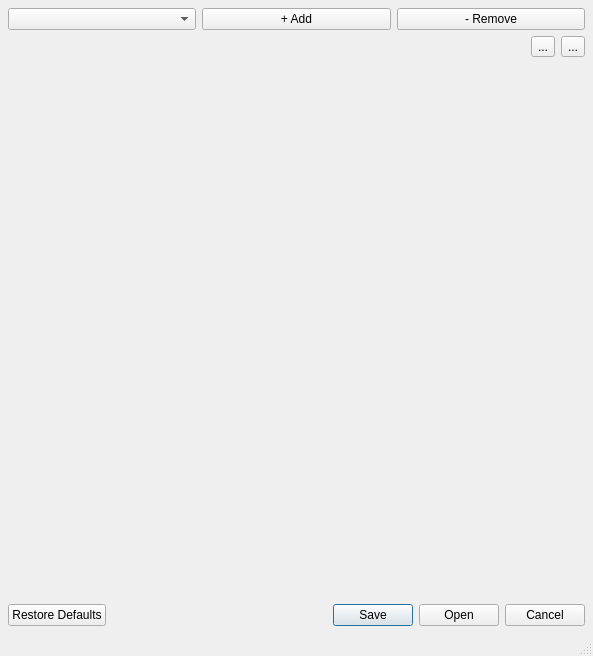
Open-MSS/MSS, file mslib/msui/ui/ui_configuration_editor_window.ui: the form before one commit.
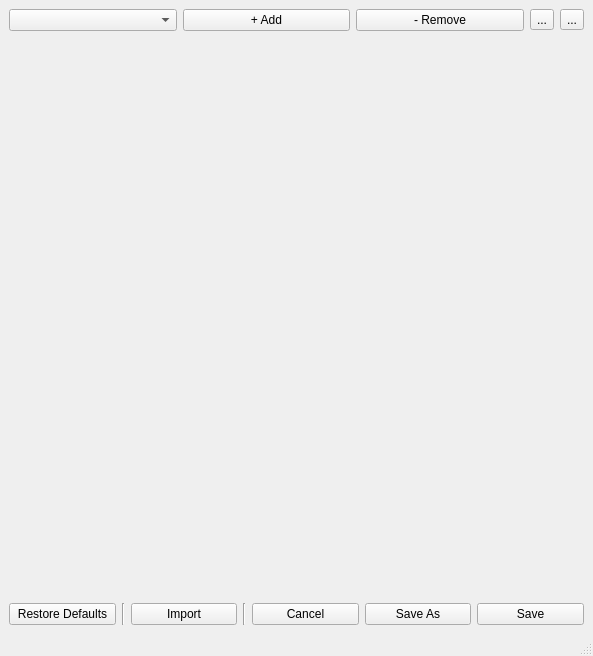
The form after the commit.

Commit message: fixed restore default bugs and added logging statements

Patch:
```diff
--- a/mslib/msui/ui/ui_configuration_editor_window.ui
+++ b/mslib/msui/ui/ui_configuration_editor_window.ui
@@ -14,21 +14,9 @@
    <string>MSS Configuration Editor</string>
   </property>
   <widget class="QWidget" name="centralwidget">
-   <layout class="QVBoxLayout" name="verticalLayout" stretch="0,0,1,0">
-    <property name="leftMargin">
-     <number>8</number>
-    </property>
-    <property name="topMargin">
-     <number>8</number>
-    </property>
-    <property name="rightMargin">
-     <number>8</number>
-    </property>
-    <property name="bottomMargin">
-     <number>8</number>
-    </property>
+   <layout class="QVBoxLayout" name="verticalLayout" stretch="0,1,0">
     <item>
-     <layout class="QHBoxLayout" name="horizontalLayout_4" stretch="0,0,0">
+     <layout class="QHBoxLayout" name="horizontalLayout_4" stretch="1,1,1,0,0">
       <item>
        <widget class="QComboBox" name="optCb"/>
       </item>
@@ -46,23 +34,6 @@
         </property>
        </widget>
       </item>
-     </layout>
-    </item>
-    <item>
-     <layout class="QHBoxLayout" name="horizontalLayout">
-      <item>
-       <spacer name="horizontalSpacer">
-        <property name="orientation">
-         <enum>Qt::Horizontal</enum>
-        </property>
-        <property name="sizeHint" stdset="0">
-         <size>
-          <width>40</width>
-          <height>20</height>
-         </size>
-        </property>
-       </spacer>
-      </item>
       <item>
        <widget class="QToolButton" name="moveUpTb">
         <property name="text">
@@ -83,11 +54,57 @@
      <widget class="QWidget" name="jsonWidget" native="true"/>
     </item>
     <item>
-     <widget class="QDialogButtonBox" name="buttonBox">
-      <property name="standardButtons">
-       <set>QDialogButtonBox::Cancel|QDialogButtonBox::Open|QDialogButtonBox::RestoreDefaults|QDialogButtonBox::Save</set>
-      </property>
-     </widget>
+     <layout class="QHBoxLayout" name="horizontalLayout">
+      <item>
+       <widget class="QPushButton" name="restoreDefaultsBtn">
+        <property name="text">
+         <string>Restore Defaults</string>
+        </property>
+       </widget>
+      </item>
+      <item>
+       <widget class="Line" name="line">
+        <property name="orientation">
+         <enum>Qt::Vertical</enum>
+        </property>
+       </widget>
+      </item>
+      <item>
+       <widget class="QPushButton" name="importBtn">
+        <property name="text">
+         <string>Import</string>
+        </property>
+       </widget>
+      </item>
+      <item>
+       <widget class="Line" name="line_2">
+        <property name="orientation">
+         <enum>Qt::Vertical</enum>
+        </property>
+       </widget>
+      </item>
+      <item>
+       <widget class="QPushButton" name="cancelBtn">
+        <property name="text">
+         <string>Cancel</string>
+        </property>
+       </widget>
+      </item>
+      <item>
+       <widget class="QPushButton" name="saveAsBtn">
+        <property name="text">
+         <string>Save As</string>
+        </property>
+       </widget>
+      </item>
+      <item>
+       <widget class="QPushButton" name="saveBtn">
+        <property name="text">
+         <string>Save</string>
+        </property>
+       </widget>
+      </item>
+     </layout>
     </item>
    </layout>
   </widget>
```
The commit also changes 2 other files.
